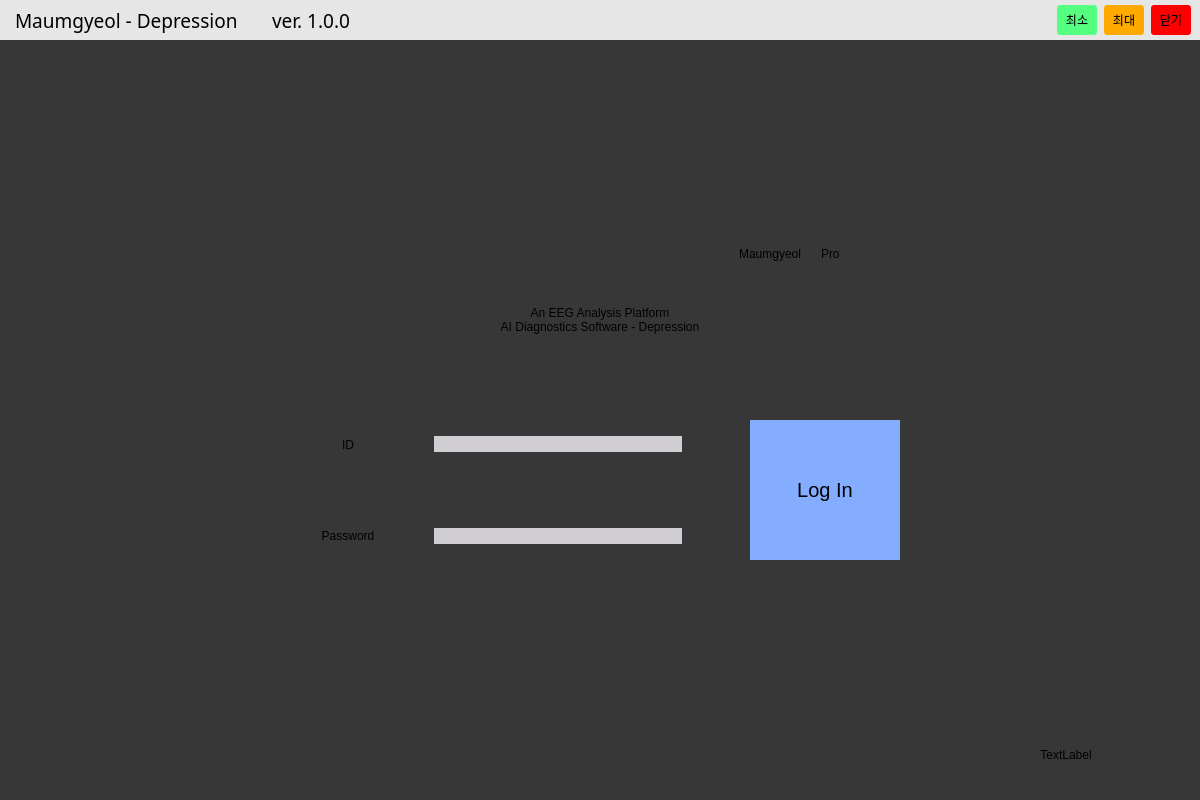
Old version of the form ui/loginScreen.ui in the repository youngwookSong/bwave_gui.
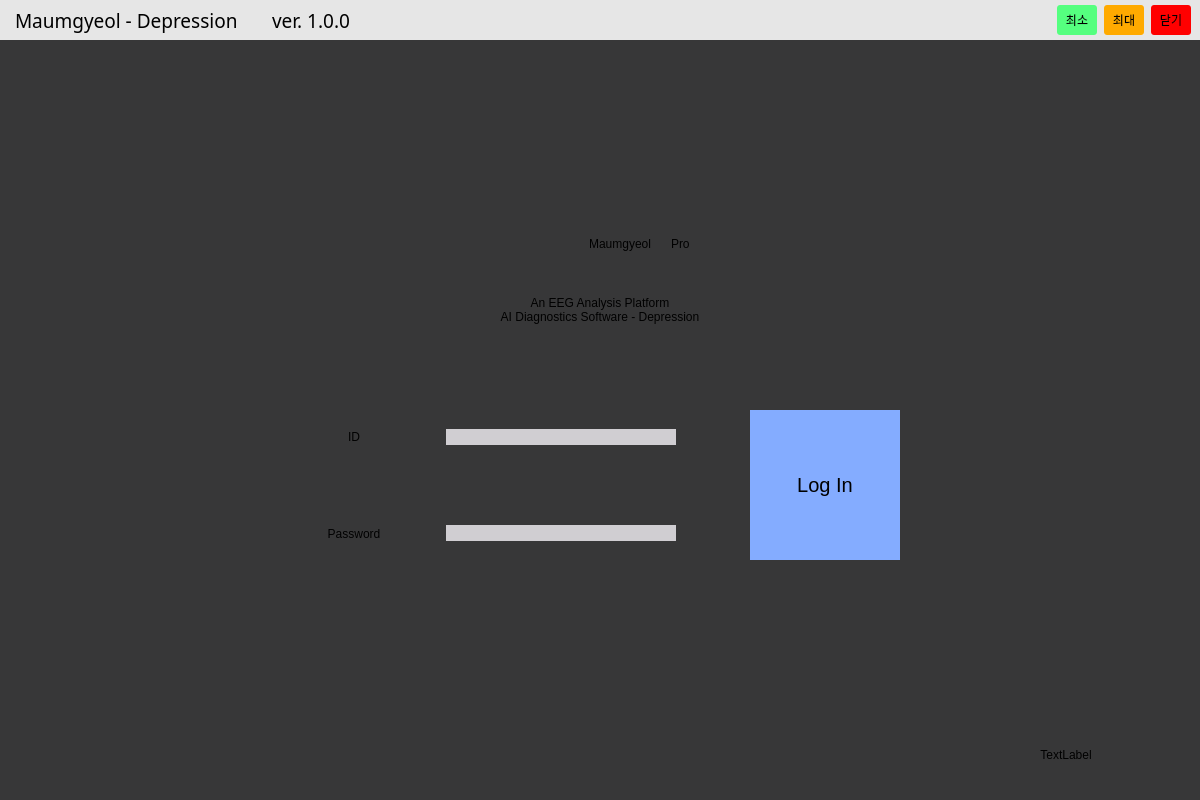
New version of the form.

```diff
--- a/ui/loginScreen.ui
+++ b/ui/loginScreen.ui
@@ -415,7 +415,7 @@
                     <widget class="QFrame" name="frame_7">
                      <property name="maximumSize">
                       <size>
-                       <width>250</width>
+                       <width>16777215</width>
                        <height>16777215</height>
                       </size>
                      </property>
@@ -484,7 +484,7 @@
                     <widget class="QFrame" name="frame_9">
                      <property name="maximumSize">
                       <size>
-                       <width>250</width>
+                       <width>16777215</width>
                        <height>16777215</height>
                       </size>
                      </property>
@@ -501,6 +501,18 @@
                 </item>
                 <item>
                  <widget class="QFrame" name="frame_4">
+                  <property name="sizePolicy">
+                   <sizepolicy hsizetype="Preferred" vsizetype="Preferred">
+                    <horstretch>0</horstretch>
+                    <verstretch>0</verstretch>
+                   </sizepolicy>
+                  </property>
+                  <property name="maximumSize">
+                   <size>
+                    <width>16777215</width>
+                    <height>350</height>
+                   </size>
+                  </property>
                   <property name="frameShape">
                    <enum>QFrame::StyledPanel</enum>
                   </property>
@@ -541,6 +553,18 @@
                    </item>
                    <item>
                     <widget class="QFrame" name="frame_11">
+                     <property name="sizePolicy">
+                      <sizepolicy hsizetype="Fixed" vsizetype="Fixed">
+                       <horstretch>0</horstretch>
+                       <verstretch>0</verstretch>
+                      </sizepolicy>
+                     </property>
+                     <property name="minimumSize">
+                      <size>
+                       <width>700</width>
+                       <height>350</height>
+                      </size>
+                     </property>
                      <property name="frameShape">
                       <enum>QFrame::StyledPanel</enum>
                      </property>
@@ -668,11 +692,17 @@
                                <item>
                                 <widget class="QLineEdit" name="IDInput">
                                  <property name="sizePolicy">
-                                  <sizepolicy hsizetype="Preferred" vsizetype="Fixed">
+                                  <sizepolicy hsizetype="Fixed" vsizetype="Fixed">
                                    <horstretch>0</horstretch>
                                    <verstretch>0</verstretch>
                                   </sizepolicy>
                                  </property>
+                                 <property name="minimumSize">
+                                  <size>
+                                   <width>230</width>
+                                   <height>0</height>
+                                  </size>
+                                 </property>
                                  <property name="styleSheet">
                                   <string notr="true">background-color: rgb(208, 206, 210);</string>
                                  </property>
@@ -712,14 +742,23 @@
                                <item>
                                 <widget class="QLineEdit" name="passwordInput">
                                  <property name="sizePolicy">
-                                  <sizepolicy hsizetype="Preferred" vsizetype="Fixed">
+                                  <sizepolicy hsizetype="Fixed" vsizetype="Fixed">
                                    <horstretch>0</horstretch>
                                    <verstretch>0</verstretch>
                                   </sizepolicy>
                                  </property>
+                                 <property name="minimumSize">
+                                  <size>
+                                   <width>230</width>
+                                   <height>0</height>
+                                  </size>
+                                 </property>
                                  <property name="styleSheet">
                                   <string notr="true">background-color: rgb(208, 206, 210);</string>
                                  </property>
+                                 <property name="echoMode">
+                                  <enum>QLineEdit::Password</enum>
+                                 </property>
                                 </widget>
                                </item>
                               </layout>
```
Left out of the diff: 3 changed lines with no effect on the pictures.
